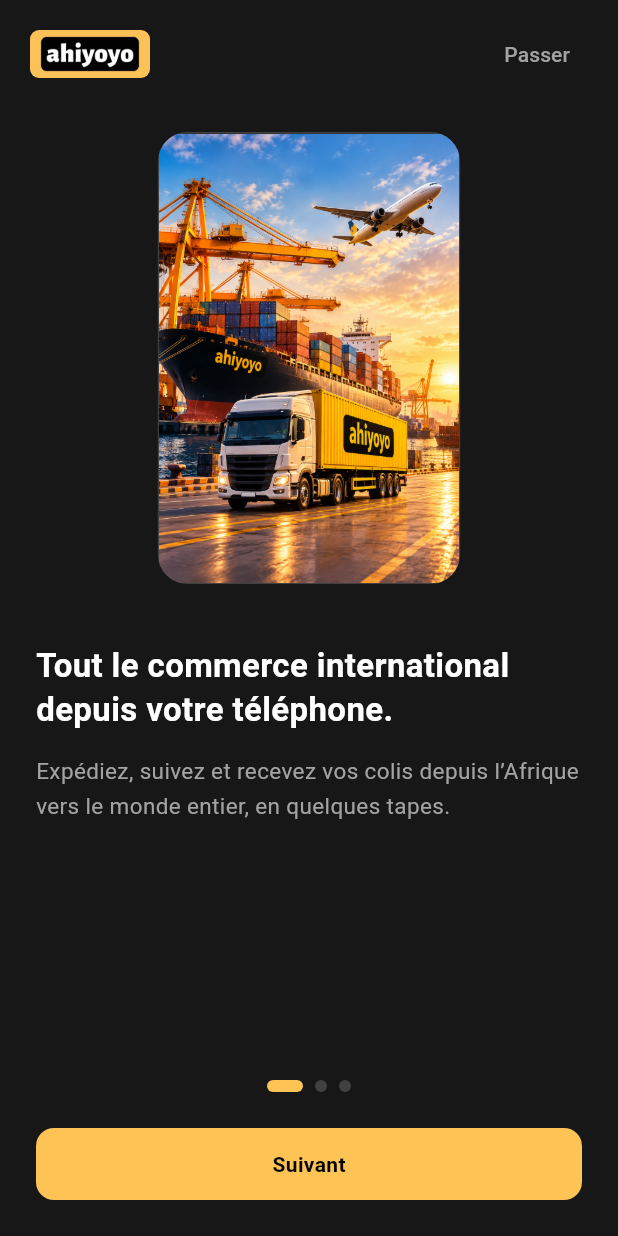
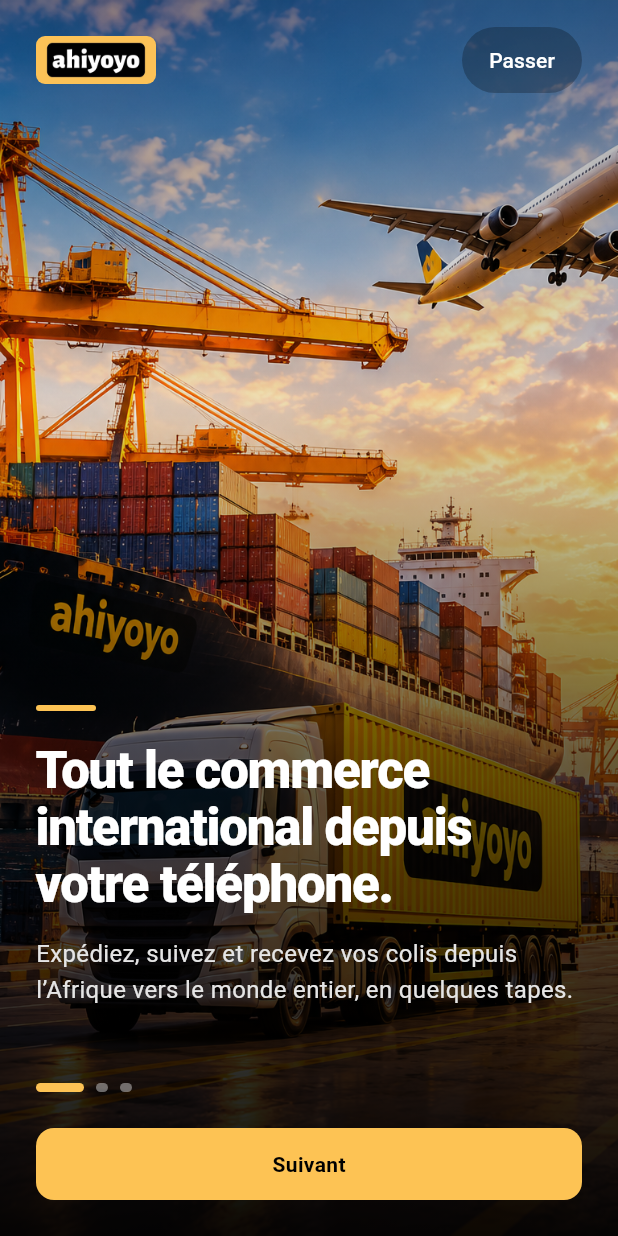
Before and after one commit to VOGLOSSOU/ahiyoyo-mobile-app, a Flutter app: the screen it shows after launch, on a phone screen of 412 x 824 dp. Run offline on Flutter 3.47's test engine with Material 3 defaults, Android fonts, the phone set to English and light mode, and no system bars; our stand-ins replace dio, flutter_lucide, flutter_riverpod, flutter_secure_storage, go_router, shared_preferences.

Commit message:
onboarding..

```diff
--- a/lib/features/onboarding/presentation/screens/onboarding_screen.dart
+++ b/lib/features/onboarding/presentation/screens/onboarding_screen.dart
@@ -68,181 +68,164 @@ class _OnboardingScreenState extends ConsumerState<OnboardingScreen> {
   Widget build(BuildContext context) {
     return Scaffold(
       backgroundColor: AppColors.background,
-      body: SafeArea(
-        child: Column(
+      body: Stack(
+        fit: StackFit.expand,
         children: [
-            // Top Bar with Skip button
-            Padding(
-              padding: const EdgeInsets.symmetric(horizontal: 20, vertical: 12),
-              child: Row(
-                mainAxisAlignment: MainAxisAlignment.spaceBetween,
+          PageView.builder(
+            controller: _pageController,
+            itemCount: _items.length,
+            onPageChanged: (index) => setState(() => _currentIndex = index),
+            itemBuilder: (context, index) {
+              final item = _items[index];
+              return Stack(
+                fit: StackFit.expand,
                 children: [
-                  Container(
-                    width: 80,
-                    height: 32,
+                  Image.asset(
+                    item.imagePath,
+                    fit: BoxFit.cover,
+                    excludeFromSemantics: true,
+                    errorBuilder: (context, error, stackTrace) =>
+                        const ColoredBox(color: AppColors.surface),
+                  ),
+                  const DecoratedBox(
                     decoration: BoxDecoration(
-                      borderRadius: BorderRadius.circular(6),
-                    ),
-                    clipBehavior: Clip.antiAlias,
-                    child: Image.asset(
-                      'ressources/ahiyoyo-logo.jpg',
-                      fit: BoxFit.cover,
-                      errorBuilder: (context, error, stackTrace) {
-                        return Container(
-                          color: AppColors.primary,
-                          child: const Center(
-                            child: Text(
-                              'Ahiyoyo',
-                              style: TextStyle(
-                                color: AppColors.onPrimary,
-                                fontWeight: FontWeight.bold,
-                                fontSize: 12,
+                      gradient: LinearGradient(
+                        begin: Alignment.topCenter,
+                        end: Alignment.bottomCenter,
+                        colors: [
+                          Color(0x66000000),
+                          Color(0x10000000),
+                          Color(0x99000000),
+                          Color(0xF2000000),
+                        ],
+                        stops: [0, 0.32, 0.62, 1],
                       ),
                     ),
                   ),
-                        );
-                      },
+                  SafeArea(
+                    minimum: const EdgeInsets.only(top: 16, bottom: 16),
+                    child: Padding(
+                      padding: const EdgeInsets.fromLTRB(24, 80, 24, 136),
+                      child: Align(
+                        alignment: Alignment.bottomLeft,
+                        child: SingleChildScrollView(
+                          child: ConstrainedBox(
+                            constraints: const BoxConstraints(maxWidth: 560),
+                            child: Column(
+                              mainAxisSize: MainAxisSize.min,
+                              crossAxisAlignment: CrossAxisAlignment.start,
+                              children: [
+                                Container(
+                                  width: 40,
+                                  height: 4,
+                                  margin: const EdgeInsets.only(bottom: 20),
+                                  decoration: BoxDecoration(
+                                    color: AppColors.primary,
+                                    borderRadius: BorderRadius.circular(2),
                                   ),
                                 ),
-                  TextButton(
-                    onPressed: _finishOnboarding,
-                    style: TextButton.styleFrom(
-                      foregroundColor: AppColors.textSecondary,
-                    ),
-                    child: const Text(
-                      'Passer',
-                      style: TextStyle(
-                        fontSize: 14,
-                        fontWeight: FontWeight.w500,
-                      ),
-                    ),
-                  ),
-                ],
-              ),
-            ),
-
-            // PageView Content
-            Expanded(
-              child: PageView.builder(
-                controller: _pageController,
-                itemCount: _items.length,
-                onPageChanged: (index) {
-                  setState(() {
-                    _currentIndex = index;
-                  });
-                },
-                itemBuilder: (context, index) {
-                  final item = _items[index];
-                  return Padding(
-                    padding: const EdgeInsets.symmetric(horizontal: 24.0),
-                    child: Column(
-                      mainAxisAlignment: MainAxisAlignment.center,
-                      children: [
-                        // Image Illustration container
-                        Expanded(
-                          flex: 5,
-                          child: Container(
-                            margin: const EdgeInsets.symmetric(vertical: 16),
-                            decoration: BoxDecoration(
-                              color: AppColors.surface,
-                              borderRadius: BorderRadius.circular(20),
-                              border: Border.all(
-                                color: AppColors.border,
-                                width: 1,
-                              ),
-                            ),
-                            clipBehavior: Clip.antiAlias,
-                            child: Image.asset(
-                              item.imagePath,
-                              fit: BoxFit.cover,
-                              errorBuilder: (context, error, stackTrace) {
-                                return Center(
-                                  child: Column(
-                                    mainAxisAlignment: MainAxisAlignment.center,
-                                    children: [
-                                      const Icon(
-                                        Icons.image_outlined,
-                                        size: 64,
-                                        color: AppColors.textTertiary,
-                                      ),
-                                      const SizedBox(height: 12),
-                                      Text(
-                                        'Illustration ${index + 1}',
-                                        style: const TextStyle(
-                                          color: AppColors.textSecondary,
-                                          fontSize: 14,
-                                        ),
-                                      ),
-                                    ],
-                                  ),
-                                );
-                              },
-                            ),
-                          ),
-                        ),
-                        const SizedBox(height: 24),
-
-                        // Title & Description
-                        Expanded(
-                          flex: 4,
-                          child: Column(
-                            crossAxisAlignment: CrossAxisAlignment.start,
-                            children: [
                                 Text(
                                   item.title,
-                                style: const TextStyle(
-                                  color: AppColors.textPrimary,
-                                  fontSize: 22,
-                                  fontWeight: FontWeight.bold,
-                                  height: 1.3,
+                                  style: TextStyle(
+                                    color: Colors.white,
+                                    fontSize:
+                                        MediaQuery.sizeOf(context).width < 360
+                                        ? 28
+                                        : 34,
+                                    fontWeight: FontWeight.w800,
+                                    height: 1.12,
+                                    letterSpacing: -0.8,
                                   ),
                                 ),
                                 const SizedBox(height: 16),
                                 Text(
                                   item.description,
                                   style: const TextStyle(
-                                  color: AppColors.textSecondary,
-                                  fontSize: 15,
+                                    color: Color(0xFFE5E5E5),
+                                    fontSize: 16,
                                     height: 1.5,
                                   ),
                                 ),
                               ],
                             ),
                           ),
+                        ),
+                      ),
+                    ),
+                  ),
                 ],
-                    ),
               );
             },
           ),
-            ),
-
-            // Bottom Navigation Indicators & Action Button
-            Padding(
-              padding: const EdgeInsets.all(24.0),
+          SafeArea(
+            minimum: const EdgeInsets.symmetric(vertical: 16),
+            child: Padding(
+              padding: const EdgeInsets.symmetric(horizontal: 24),
               child: Column(
                 children: [
-                  // Indicators dots
                   Row(
-                    mainAxisAlignment: MainAxisAlignment.center,
+                    mainAxisAlignment: MainAxisAlignment.spaceBetween,
+                    children: [
+                      ClipRRect(
+                        borderRadius: BorderRadius.circular(6),
+                        child: Image.asset(
+                          'ressources/ahiyoyo-logo.jpg',
+                          width: 80,
+                          height: 32,
+                          fit: BoxFit.cover,
+                          semanticLabel: 'Ahiyoyo',
+                          errorBuilder: (context, error, stackTrace) =>
+                              const Text(
+                                'Ahiyoyo',
+                                style: TextStyle(
+                                  color: Colors.white,
+                                  fontSize: 20,
+                                  fontWeight: FontWeight.bold,
+                                ),
+                              ),
+                        ),
+                      ),
+                      TextButton(
+                        onPressed: _finishOnboarding,
+                        style: TextButton.styleFrom(
+                          foregroundColor: Colors.white,
+                          backgroundColor: const Color(0x40000000),
+                          minimumSize: const Size(80, 44),
+                        ),
+                        child: const Text('Passer'),
+                      ),
+                    ],
+                  ),
+                  const Spacer(),
+                  Align(
+                    alignment: Alignment.centerLeft,
+                    child: ConstrainedBox(
+                      constraints: const BoxConstraints(maxWidth: 560),
+                      child: Column(
+                        mainAxisSize: MainAxisSize.min,
+                        children: [
+                          Semantics(
+                            label:
+                                'Page ${_currentIndex + 1} sur ${_items.length}',
+                            child: Row(
                               children: List.generate(
                                 _items.length,
                                 (index) => AnimatedContainer(
-                        duration: const Duration(milliseconds: 300),
-                        margin: const EdgeInsets.symmetric(horizontal: 4),
-                        width: _currentIndex == index ? 24 : 8,
-                        height: 8,
+                                  duration: const Duration(milliseconds: 250),
+                                  margin: const EdgeInsets.only(right: 8),
+                                  width: _currentIndex == index ? 32 : 8,
+                                  height: 6,
                                   decoration: BoxDecoration(
                                     color: _currentIndex == index
                                         ? AppColors.primary
-                              : AppColors.border,
-                          borderRadius: BorderRadius.circular(4),
+                                        : const Color(0x66FFFFFF),
+                                    borderRadius: BorderRadius.circular(3),
+                                  ),
                                 ),
                               ),
                             ),
                           ),
                           const SizedBox(height: 24),
-
-                  // Next / Start Button
                           AhiyoyoButton(
                             text: _currentIndex == _items.length - 1
                                 ? 'Commencer'
@@ -250,7 +233,7 @@ class _OnboardingScreenState extends ConsumerState<OnboardingScreen> {
                             onPressed: () {
                               if (_currentIndex < _items.length - 1) {
                                 _pageController.nextPage(
-                          duration: const Duration(milliseconds: 300),
+                                  duration: const Duration(milliseconds: 350),
                                   curve: Curves.easeInOut,
                                 );
                               } else {
@@ -258,12 +241,17 @@ class _OnboardingScreenState extends ConsumerState<OnboardingScreen> {
                               }
                             },
                           ),
+                          const SizedBox(height: 8),
                         ],
+                      ),
                     ),
                   ),
                 ],
               ),
             ),
+          ),
+        ],
+      ),
     );
   }
 }
```
Lines whose indentation alone changed are shown as unchanged.
